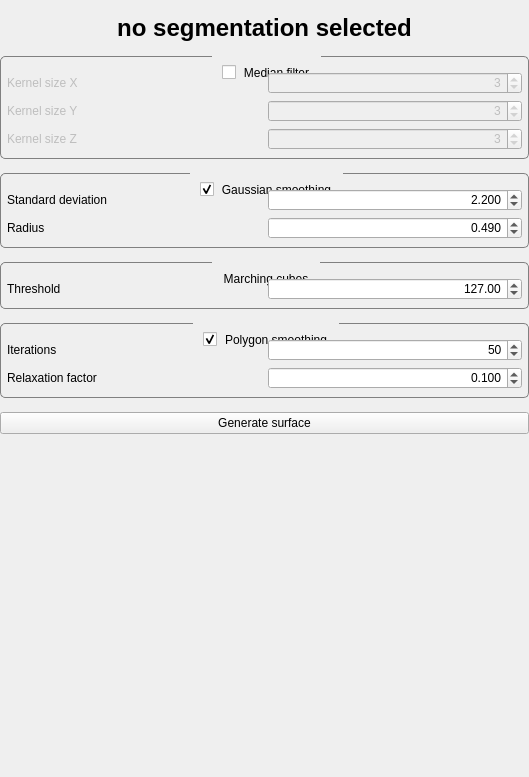
Before: the Qt Designer form src/internal/Voxel2MeshViewControls.ui in araex/mitk-gem, drawn with Qt 5.
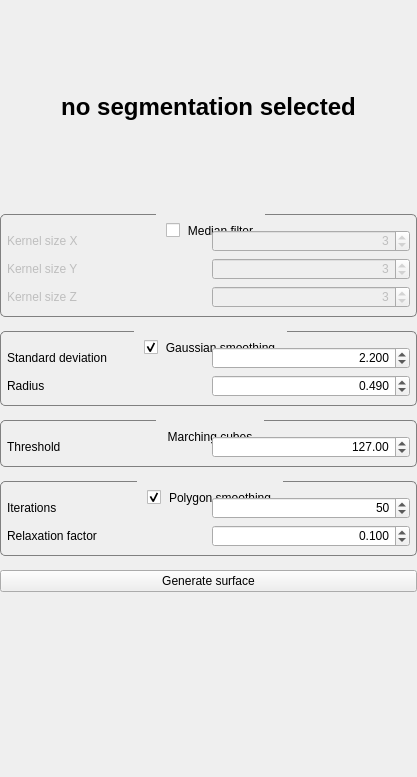
After: the same form once the commit is applied.

Commit message: enabled word wrap on selection label

The edit to the form file:
```diff
--- a/src/internal/Voxel2MeshViewControls.ui
+++ b/src/internal/Voxel2MeshViewControls.ui
@@ -6,7 +6,7 @@
    <rect>
     <x>0</x>
     <y>0</y>
-    <width>529</width>
+    <width>417</width>
     <height>777</height>
    </rect>
   </property>
@@ -91,7 +91,7 @@
           <rect>
            <x>0</x>
            <y>0</y>
-           <width>529</width>
+           <width>417</width>
            <height>777</height>
           </rect>
          </property>
@@ -136,6 +136,12 @@
             </item>
             <item>
              <widget class="QLabel" name="selectedImages">
+              <property name="sizePolicy">
+               <sizepolicy hsizetype="Expanding" vsizetype="MinimumExpanding">
+                <horstretch>0</horstretch>
+                <verstretch>0</verstretch>
+               </sizepolicy>
+              </property>
               <property name="font">
                <font>
                 <pointsize>18</pointsize>
@@ -143,12 +149,18 @@
                 <bold>true</bold>
                </font>
               </property>
+              <property name="layoutDirection">
+               <enum>Qt::LeftToRight</enum>
+              </property>
               <property name="text">
                <string>no segmentation selected</string>
               </property>
               <property name="alignment">
                <set>Qt::AlignCenter</set>
               </property>
+              <property name="wordWrap">
+               <bool>true</bool>
+              </property>
              </widget>
             </item>
             <item>
```
